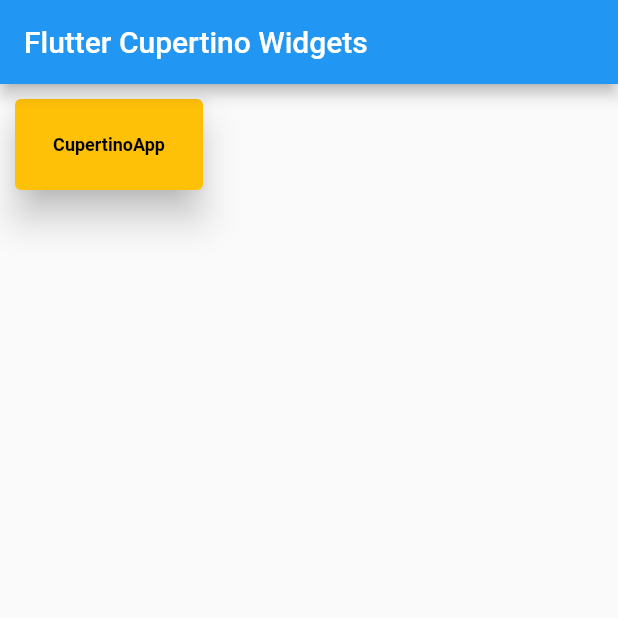
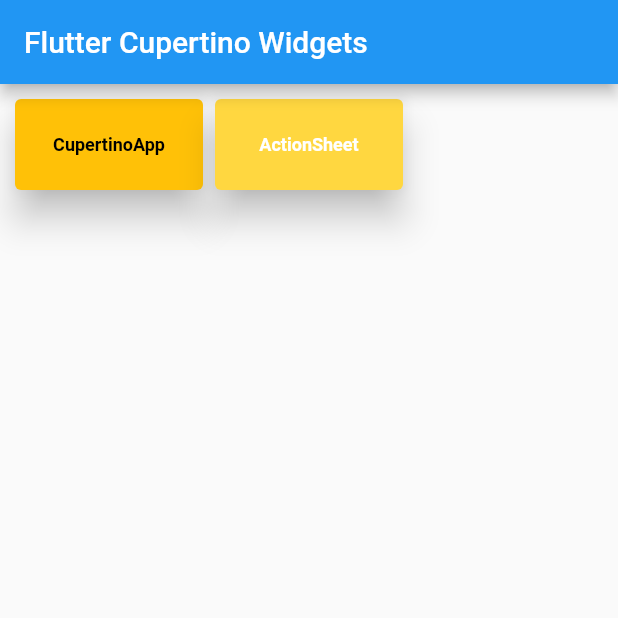
Before and after one commit to erdemgocen44/Flutter-Cupertino-Widget, a Flutter app: the screen it shows after launch, on a phone screen of 412 x 824 dp, the top half of it. Run offline on Flutter 3.47's test engine with Material 2 defaults, Android fonts, the light colour scheme and no system bars.

Commit message:
cupertinoSheetActionWidget

```diff
--- a/lib/core/buttons.dart
+++ b/lib/core/buttons.dart
@@ -8,4 +8,10 @@
     onprimary: Colors.black,
     rota: '/scaffold',
   ),
+  CustomElevatedButton(
+    yazi: 'ActionSheet',
+    primary: Colors.amberAccent,
+    onprimary: Colors.white,
+    rota: '/actionsheet',
+  ),
 ];
--- a/lib/core/rotes.dart
+++ b/lib/core/rotes.dart
@@ -1,6 +1,8 @@
 import 'package:flutter/material.dart';
+import 'package:flutter_cupertino_widgets/widgets/cupertino_action_sheet_action_home.dart';
 import 'package:flutter_cupertino_widgets/widgets/starting_page.dart';
 
 var rotalar = <String, WidgetBuilder>{
   "/scaffold": (context) => const StartingPage(),
+  "/actionsheet": (context) => ActionSheetActionHome(),
 };
```
Also changed, not shown: lib/widgets/cupertino_action_sheet_action_home.dart (+11 -4 lines).
